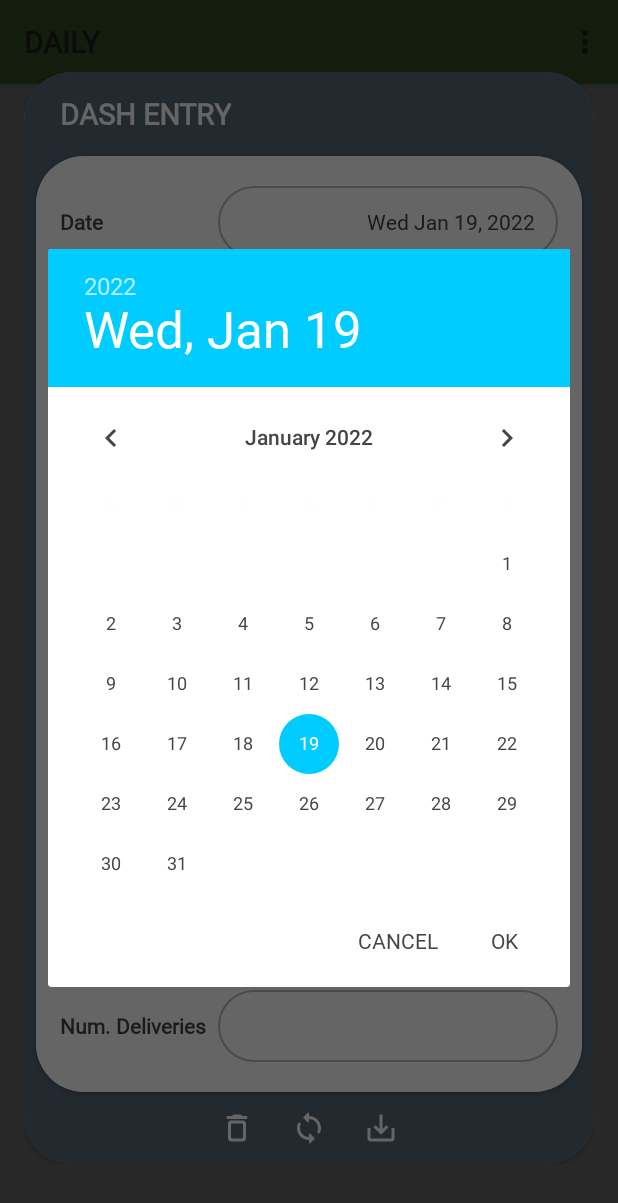
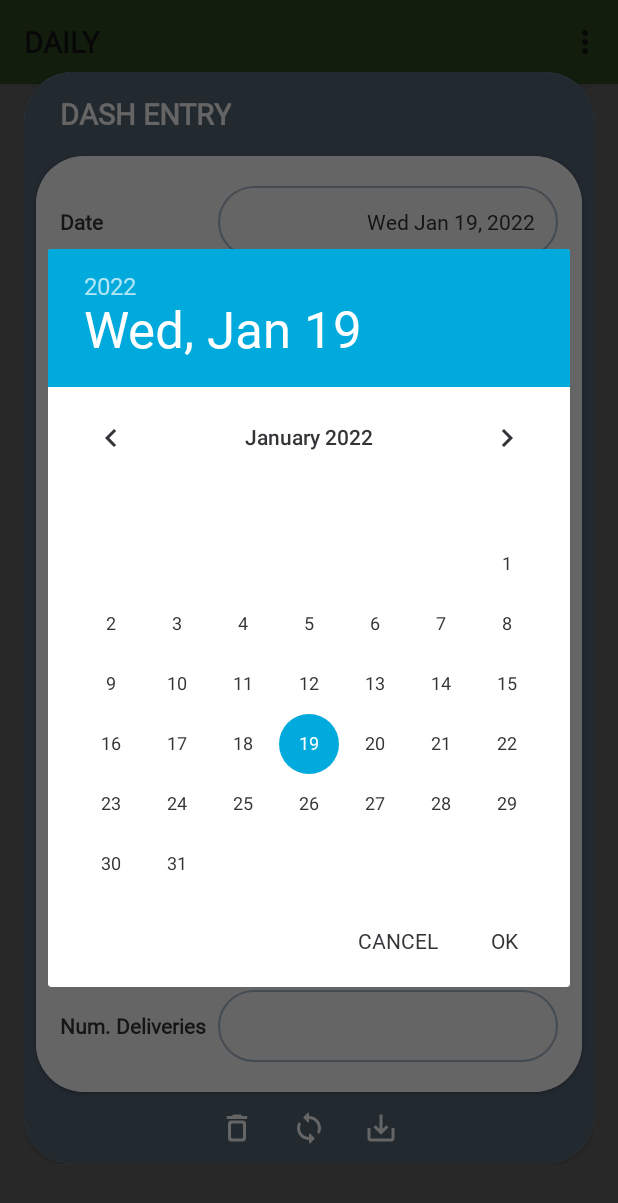
Before and after one commit to wtbenica/DashTracker, an Android app: the fragment EntryDialog placed in its activity, after a tap on an icon or button, on a phone screen of 412 x 824 dp. Shown: the top 1203 px of the screen. Run offline under Robolectric (Android 15) with nearby library versions, the phone set to English and light mode, and no system bars; our stand-ins replace AdMob, Room's generated code, navigation-ui, paging; Roboto replaces fonts that are not available here.

Commit message:
dark mode is satisfactory;

```diff
--- a/app/src/main/AndroidManifest.xml
+++ b/app/src/main/AndroidManifest.xml
@@ -9,7 +9,7 @@
         android:label="@string/app_name"
         android:roundIcon="@mipmap/gobble"
         android:supportsRtl="true"
-        android:theme="@style/Theme.DasherCompanion">
+        android:theme="@style/Theme.Base.DasherCompanion">
         <activity
             android:name="com.wtb.dashTracker.MainActivity"
             android:exported="true"
--- a/app/src/main/java/com/wtb/dashTracker/MainActivity.kt
+++ b/app/src/main/java/com/wtb/dashTracker/MainActivity.kt
@@ -116,7 +116,7 @@ class MainActivity : AppCompatActivity(), WeeklyListFragmentCallback, EntryListF
                     override fun onAuthenticationSucceeded(result: BiometricPrompt.AuthenticationResult) {
                         super.onAuthenticationSucceeded(result)
                         isAuthenticated = true
-                        this@MainActivity.binding.root.visibility = VISIBLE
+                        this@MainActivity.binding.container.visibility = VISIBLE
                         Log.d(TAG, "Authentication succeeded!")
                     }
                 })
@@ -134,7 +134,7 @@ class MainActivity : AppCompatActivity(), WeeklyListFragmentCallback, EntryListF
     override fun onPause() {
         super.onPause()
         isAuthenticated = false
-        binding.root.visibility = INVISIBLE
+        binding.container.visibility = INVISIBLE
     }
 
     private fun initBiometrics() {
--- a/app/src/main/java/com/wtb/dashTracker/ui/dialog_entry/EntryDialog.kt
+++ b/app/src/main/java/com/wtb/dashTracker/ui/dialog_entry/EntryDialog.kt
@@ -132,7 +132,7 @@ class EntryDialog(
             dismiss()
         }
 
-        disableEntryView(requireContext(), totalMileageEditText)
+//        disableEntryView(requireContext(), totalMileageEditText)
 
         updateUI()
 
--- a/app/src/main/res/drawable/background_edit_text.xml
+++ b/app/src/main/res/drawable/background_edit_text.xml
@@ -5,5 +5,5 @@
         android:color="?attr/colorDialogItemOutline" />
     <corners android:radius="24dp" />
     <solid
-        android:color="?attr/colorDialogContentBg" />
+        android:color="?attr/colorDialogItem" />
 </shape>
--- a/app/src/main/res/drawable/disabled_bg.xml
+++ b/app/src/main/res/drawable/disabled_bg.xml
@@ -1,5 +1,8 @@
 <?xml version="1.0" encoding="utf-8"?>
 <shape xmlns:android="http://schemas.android.com/apk/res/android">
+    <stroke
+        android:width="1dp"
+        android:color="?attr/colorDialogItemOutline" />
     <corners android:radius="24dp" />
     <solid android:color="?attr/colorDialogItemDisabled" />
 </shape>
--- a/app/src/main/res/layout/activity_main.xml
+++ b/app/src/main/res/layout/activity_main.xml
@@ -4,16 +4,16 @@
     xmlns:tools="http://schemas.android.com/tools"
     android:layout_width="match_parent"
     android:layout_height="match_parent"
-    android:orientation="vertical"
-    android:visibility="gone"
     android:background="?attr/colorUIBackground"
-    tools:visibility="visible">
+    android:orientation="vertical">
 
     <androidx.coordinatorlayout.widget.CoordinatorLayout
         android:id="@+id/container"
         android:layout_width="match_parent"
         android:layout_height="0dp"
-        android:layout_weight="1">
+        android:layout_weight="1"
+        android:visibility="invisible"
+        tools:visibility="visible">
 
         <com.google.android.material.appbar.AppBarLayout
             android:layout_width="match_parent"
--- a/app/src/main/res/layout/dialog_frag_entry.xml
+++ b/app/src/main/res/layout/dialog_frag_entry.xml
@@ -198,6 +198,8 @@
                     <EditText
                         android:id="@+id/frag_entry_total_mileage"
                         style="@style/FragmentEntryTextView"
+                        android:enabled="false"
+                        android:background="@drawable/disabled_bg"
                         android:layout_width="0dp"
                         android:layout_row="6"
                         android:layout_column="2"
--- a/app/src/main/res/layout/dialog_frag_weekly.xml
+++ b/app/src/main/res/layout/dialog_frag_weekly.xml
@@ -13,7 +13,7 @@
 
         <androidx.constraintlayout.widget.ConstraintLayout
             android:layout_width="match_parent"
-            android:layout_height="wrap_content"
+            android:layout_height="match_parent"
             android:background="?attr/colorDialog">
 
             <androidx.appcompat.widget.Toolbar
--- a/app/src/main/res/layout/list_item_entry_details_table.xml
+++ b/app/src/main/res/layout/list_item_entry_details_table.xml
@@ -9,7 +9,7 @@
     <LinearLayout
         android:layout_width="match_parent"
         android:layout_height="wrap_content"
-        android:background="?attr/colorListItemDetails"
+        android:background="@drawable/list_item_background"
         android:orientation="vertical">
 
         <androidx.cardview.widget.CardView
--- a/app/src/main/res/layout/list_item_weekly.xml
+++ b/app/src/main/res/layout/list_item_weekly.xml
@@ -10,7 +10,7 @@
         android:layout_width="match_parent"
         android:layout_height="wrap_content"
         android:animateLayoutChanges="true"
-        android:background="?attr/colorListItem"
+        android:background="@drawable/list_item_background"
         android:orientation="vertical"
         tools:background="?attr/colorListItemExpanded">
 
--- a/app/src/main/res/layout/list_item_weekly_details_table.xml
+++ b/app/src/main/res/layout/list_item_weekly_details_table.xml
@@ -9,7 +9,7 @@
     <LinearLayout
         android:layout_width="match_parent"
         android:layout_height="wrap_content"
-        android:background="@android:color/white"
+        android:background="@drawable/list_item_background"
         android:orientation="vertical">
 
         <androidx.cardview.widget.CardView
--- /dev/null
+++ b/app/src/main/res/values-night/colors.xml
@@ -0,0 +1,28 @@
+<?xml version="1.0" encoding="utf-8"?>
+<resources>
+    <color name="white">#FFFFFFFF</color>
+
+    <color name="brick_dark">#202024</color>
+    <color name="brick">#28282B</color>
+    <color name="brick_light">#303034</color>
+    <color name="brick_faded">#808084</color>
+
+    <color name="accent">#069</color>
+
+    <color name="dark">#304030</color>
+    <color name="regular">#405040</color>
+    <color name="light">#608060</color>
+    <color name="faded">#80A080</color>
+
+<!--    <color name="daytime_solid">#F8F890</color>-->
+<!--    <color name="daytime_light">#FFFFB8</color>-->
+<!--    <color name="nighttime_solid">#AADDDD</color>-->
+<!--    <color name="nighttime_light">#CCEEEE</color>-->
+    <color name="daytime_solid">#C8C860</color>
+    <color name="daytime_light">#CFCF88</color>
+    <color name="nighttime_solid">#7AADAD</color>
+    <color name="nighttime_light">#9CBEBE</color>
+
+    <color name="alert">#EE5522</color>
+
+</resources>
--- /dev/null
+++ b/app/src/main/res/values-night/themes.xml
@@ -0,0 +1,84 @@
+<resources xmlns:tools="http://schemas.android.com/tools">
+    <!-- Base application theme. -->
+    <style name="Theme.Base.DasherCompanion">
+        <item name="colorOnSecondary">#E8E8E8</item>
+
+        <item name="colorUi">?attr/colorPrimaryDark</item>
+        <item name="colorUIBackground">?attr/colorSecondary</item>
+        <item name="colorDisabled">@color/brick</item>
+        <item name="colorDisabledFaded">?attr/colorSecondaryFaded</item>
+
+        <!-- Status bar color. -->
+        <item name="android:windowLightStatusBar">false</item>
+        <item name="android:statusBarColor" tools:targetApi="l">?attr/colorUi</item>
+
+        <!-- Text -->
+        <item name="android:fontFamily">@font/andika</item>
+        <item name="android:textColor">?attr/colorTextSecondary</item>
+<!--        <item name="android:textColorPrimary">@color/primary_text_color</item>-->
+<!--        <item name="android:textColorSecondary">@color/secondary_text_color</item>-->
+
+        <item name="colorTextPrimary">?attr/colorOnPrimary</item>
+        <item name="colorTextPrimaryDisabled">?attr/colorSecondary</item>
+        <item name="colorTextSecondary">?attr/colorOnSecondary</item>
+        <item name="colorTextSecondaryDisabled">?attr/colorSecondaryFaded</item>
+
+        <item name="colorSurface">?attr/colorSecondary</item>
+        <item name="colorOnSurface">?attr/colorOnSecondary</item>
+
+        <item name="cardViewStyle">@style/CardView.Tracker</item>
+        <item name="actionBarStyle">@style/Abt</item>
+        <item name="actionOverflowButtonStyle">
+            @style/Base.Widget.AppCompat.ActionButton.Overflow.Tracker
+        </item>
+        <item name="actionOverflowMenuStyle">@style/Widget.AppCompat.PopupMenu.Overflow.Tracker
+        </item>
+
+        <!-- activity_main.xml -->
+        <item name="colorActionBarText">@color/secondary_text_color</item>
+        <item name="colorToolbar">?attr/colorPrimaryVariant</item>
+        <item name="colorSummaryBarItemText">?attr/colorTextSecondary</item>
+        <item name="colorFab">?attr/colorAccent</item>
+        <item name="colorFabDisabled">?attr/colorSecondaryDark</item>
+        <item name="colorFabIcon">?attr/colorOnSecondary</item>
+        <item name="colorBottomNavItem">@color/bottom_nav_text_color</item>
+        <item name="colorBottomNavEnabled">?attr/colorOnSecondary</item>
+        <item name="colorBottomNavDisabled">?attr/colorPrimaryFaded</item>
+        <item name="colorOverflowMenu">?attr/colorSecondaryDark</item>
+        <item name="colorOverflowMenuText">?attr/colorOnSecondary</item>
+
+        <!-- list_item -->
+        <item name="colorListItem">?attr/colorSecondaryVariant</item>
+        <item name="colorListItemExpanded">?attr/colorPrimary</item>
+        <item name="colorListItemAccent">?attr/colorPrimaryFaded</item>
+        <item name="colorListItemTitle">?attr/colorTextSecondary</item>
+        <item name="colorListItemSubtitle">?attr/colorTextSecondary</item>
+
+        <!-- list_item_details -->
+        <item name="colorListItemDetails">?attr/colorListItem</item>
+        <item name="colorListItemDetailsToolbar">?attr/colorListItemAccent</item>
+        <item name="colorRowHeaderPayText">?attr/colorTextSecondary</item>
+        <item name="colorRowValuePayText">?attr/colorTextSecondary</item>
+        <item name="colorRowHeaderText">?attr/colorOnSurface</item>
+        <item name="colorRowValueText">?attr/colorOnSurface</item>
+        <item name="colorRowValueSecondaryText">?attr/colorOnSurface</item>
+
+        <!-- daily stats row -->
+        <item name="colorDailyStatsRowHeaderText">?attr/colorTextPrimary</item>
+        <item name="colorDailyStatsRowValueText">?attr/colorTextPrimary</item>
+        <item name="colorDailyStatsRowDayText">?attr/colorOnSurface</item>
+        <item name="colorDayHeader">@color/daytime_solid</item>
+        <item name="colorDayValue">@color/daytime_light</item>
+        <item name="colorNightHeader">@color/nighttime_solid</item>
+        <item name="colorNightValue">@color/nighttime_light</item>
+
+        <!-- dialog fragment -->
+        <item name="colorDialog">?attr/colorPrimary</item>
+        <item name="colorDialogTitle">?attr/colorOnSecondary</item>
+        <item name="colorDialogText">?attr/colorOnSurface</item>
+        <item name="colorDialogItemOutline">?attr/colorSecondaryFaded</item>
+        <item name="colorDialogContentBg">?attr/colorSecondary</item>
+        <item name="colorDialogItem">?attr/colorSecondaryVariant</item>
+        <item name="colorDialogItemDisabled">?attr/colorSecondaryDark</item>
+    </style>
+</resources>
--- a/app/src/main/res/values/attrs.xml
+++ b/app/src/main/res/values/attrs.xml
@@ -8,7 +8,7 @@
     <attr name="colorBottomNavEnabled" format="reference|color" />
     <attr name="colorBottomNavDisabled" format="reference|color" />
     <attr name="colorUi" format="reference" />
-    <attr name="colorUIBackground" format="reference" />
+    <attr name="colorUIBackground" format="reference|color" />
     <attr name="colorOnPrimaryVariant" format="reference|color" />
 
     <!-- Text -->
@@ -19,15 +19,17 @@
 
     <!--    activity_main   -->
     <attr name="colorToolbar" format="reference" />
+    <attr name="colorActionBarText" format="reference" />
     <attr name="colorSummaryBarItemText" format="reference" />
     <attr name="colorBottomNavItem" format="reference|color" />
     <attr name="colorFab" format="reference|color" />
     <attr name="colorFabDisabled" format="reference|color" />
     <attr name="colorFabIcon" format="reference|color" />
     <attr name="colorOverflowMenu" format="reference" />
+    <attr name="colorOverflowMenuText" format="reference" />
 
     <!-- list_item -->
-    <attr name="colorListItem" format="reference" />
+    <attr name="colorListItem" format="reference|color" />
     <attr name="colorListItemAccent" format="reference" />
     <attr name="colorListItemExpanded" format="reference" />
     <attr name="colorListItemTitle" format="reference" />
@@ -57,6 +59,7 @@
     <attr name="colorDialogTitle" format="reference" />
     <attr name="colorDialogText" format="reference" />
     <attr name="colorDialogItemOutline" format="reference" />
+    <attr name="colorDialogItem" format="reference" />
     <attr name="colorDialogItemDisabled" format="reference" />
     <declare-styleable name="TableRadioButton">
         <attr name="group" format="string" />
--- a/app/src/main/res/values/colors.xml
+++ b/app/src/main/res/values/colors.xml
@@ -7,7 +7,7 @@
     <color name="brick_light">#ABC</color>
     <color name="brick_faded">#CDE</color>
 
-    <color name="accent">#0CF</color>
+    <color name="accent">#0AD</color>
 
     <color name="dark">#70B850</color>
     <color name="regular">#B0F0A0</color>
--- a/app/src/main/res/values/styles.xml
+++ b/app/src/main/res/values/styles.xml
@@ -9,7 +9,7 @@
         <item name="android:textSize">@dimen/text_size_xxl</item>
         <item name="android:textStyle">bold</item>
         <item name="android:textAllCaps">true</item>
-        <item name="android:textColor">@color/primary_text_color</item>
+        <item name="android:textColor">?attr/colorActionBarText</item>
     </style>
 
     <style name="Abt" parent="Widget.AppCompat.Light.ActionBar">
--- a/app/src/main/res/values/styles_activity_main.xml
+++ b/app/src/main/res/values/styles_activity_main.xml
@@ -1,5 +1,6 @@
 <?xml version="1.0" encoding="utf-8"?>
 <resources>
+
     <style name="SummaryBar">
         <item name="android:background">?attr/colorToolbar</item>
         <item name="android:elevation">1dp</item>
@@ -12,6 +13,7 @@
     </style>
 
     <style name="SummaryBarItem.Header">
+
     </style>
 
     <style name="SummaryBarItem.Value">
@@ -24,5 +26,14 @@
 
     <style name="Widget.AppCompat.PopupMenu.Overflow.Tracker">
         <item name="android:popupBackground">@drawable/overflow_bg</item>
+        <item name="android:textAppearance">@style/TrackerOverflowMenuText</item>
+    </style>
+
+    <style name="TrackerOverflowMenuText" parent="TextAppearance.AppCompat.Small">
+        <item name="android:textColor">?attr/colorOverflowMenuText</item>
+    </style>
+
+    <style name="TrackerWidgetTheme">
+        <item name="android:textColor">?attr/colorOverflowMenuText</item>
     </style>
 </resources>
--- a/app/src/main/res/values/styles_daily_stats_row.xml
+++ b/app/src/main/res/values/styles_daily_stats_row.xml
@@ -26,6 +26,7 @@
         <item name="android:textSize">@dimen/text_size_large</item>
         <item name="android:rotation">-90</item>
         <item name="android:textColor">?attr/colorDailyStatsRowDayText</item>
+        <item name="android:layout_marginBottom">@dimen/margin_default</item>
     </style>
 
     <style name="DailyStatsRowHeader.AM">
--- a/app/src/main/res/values/themes.xml
+++ b/app/src/main/res/values/themes.xml
@@ -1,12 +1,12 @@
 <resources xmlns:tools="http://schemas.android.com/tools">
     <!-- Base application theme. -->
-    <style name="Theme.DasherCompanion" parent="Theme.AppCompat.Light.DarkActionBar">
+    <style name="Theme.Base" parent="Theme.AppCompat.Light.DarkActionBar">
         <!-- Primary brand color. -->
         <item name="colorPrimaryDark">@color/dark</item>
         <item name="colorPrimary">@color/regular</item>
         <item name="colorPrimaryVariant">@color/light</item>
         <item name="colorPrimaryFaded">@color/faded</item>
-        <item name="colorOnPrimary">#454545</item>
+        <item name="colorOnPrimary">#343438</item>
         <item name="colorOnPrimaryVariant">#454545</item>
 
         <!-- Secondary brand color. -->
@@ -18,13 +18,14 @@
 
         <item name="colorAccent">@color/accent</item>
 
+        <item name="android:actionBarWidgetTheme">@style/TrackerWidgetTheme</item>
+    </style>
+
+    <style name="Theme.Base.DasherCompanion">
         <item name="colorUi">?attr/colorPrimaryDark</item>
         <item name="colorUIBackground">?attr/colorSurface</item>
         <item name="colorDisabled">@color/brick</item>
         <item name="colorDisabledFaded">?attr/colorSecondaryFaded</item>
-
-        <item name="colorBottomNavEnabled">@android:color/black</item>
-        <item name="colorBottomNavDisabled">?attr/colorSecondaryDark</item>
 
         <!-- Status bar color. -->
         <item name="android:windowLightStatusBar">true</item>
@@ -49,17 +50,23 @@
         <item name="actionOverflowButtonStyle">
             @style/Base.Widget.AppCompat.ActionButton.Overflow.Tracker
         </item>
-        <item name="actionOverflowMenuStyle">@style/Widget.AppCompat.PopupMenu.Overflow.Tracker
+        <item name="actionOverflowMenuStyle">
+            @style/Widget.AppCompat.PopupMenu.Overflow.Tracker
         </item>
 
         <!-- activity_main.xml -->
+        <item name="colorActionBarText">@color/primary_text_color</item>
         <item name="colorToolbar">?attr/colorPrimaryVariant</item>
         <item name="colorSummaryBarItemText">?attr/colorTextPrimary</item>
-        <item name="colorFab">?attr/colorSecondaryDark</item>
+        <item name="colorFab">?attr/colorAccent</item>
         <item name="colorFabDisabled">?attr/colorSecondaryVariant</item>
         <item name="colorFabIcon">?attr/colorOnSecondary</item>
         <item name="colorBottomNavItem">@color/bottom_nav_text_color</item>
+        <item name="colorBottomNavEnabled">?attr/colorOnPrimary</item>
+        <item name="colorBottomNavDisabled">?attr/colorSecondaryFaded</item>
+
         <item name="colorOverflowMenu">?attr/colorSecondaryFaded</item>
+        <item name="colorOverflowMenuText">?attr/colorOnPrimary</item>
 
         <!-- list_item -->
         <item name="colorListItem">@android:color/white</item>
@@ -92,6 +99,7 @@
         <item name="colorDialogText">?attr/colorOnSurface</item>
         <item name="colorDialogItemOutline">?attr/colorSecondaryVariant</item>
         <item name="colorDialogContentBg">?attr/colorOnSecondary</item>
+        <item name="colorDialogItem">?attr/colorDialogContentBg</item>
         <item name="colorDialogItemDisabled">?attr/colorSecondaryFaded</item>
     </style>
 </resources>
```
